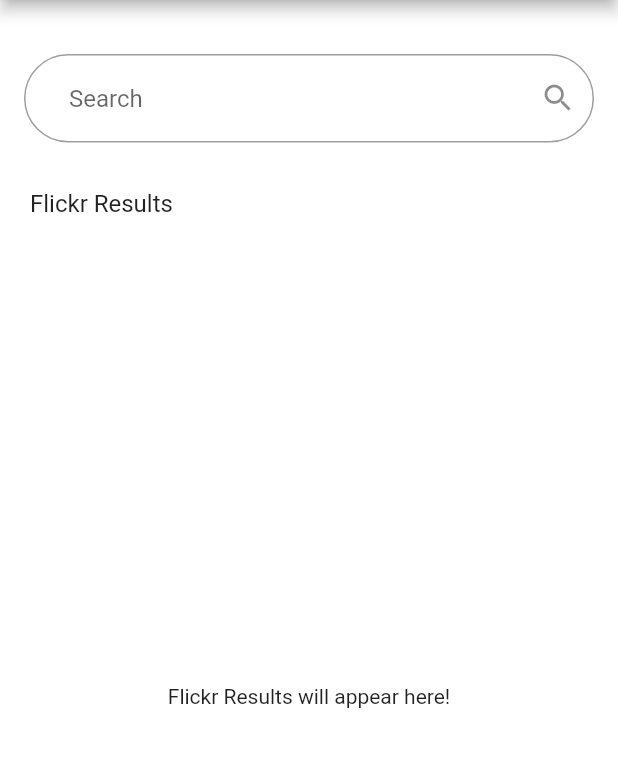
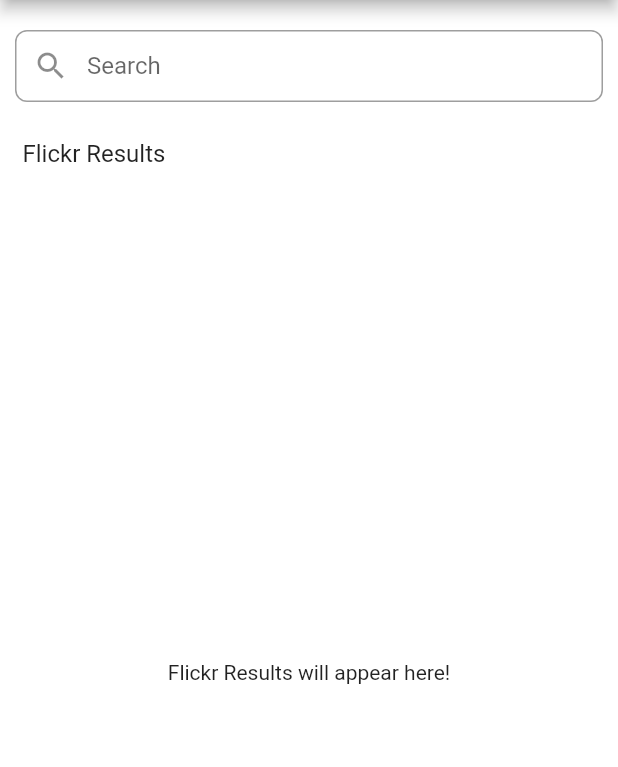
Before and after one commit to omaracrystal/flutter_search_flickr, a Flutter app: the screen it shows after launch, on a phone screen of 412 x 824 dp, the part 84-851 px from its top. Run offline on Flutter 3.47's test engine with Material 2 defaults, Android fonts, the phone set to English and light mode, and no system bars.

Commit message:
tweaks to design

```diff
--- a/lib/ui/search.dart
+++ b/lib/ui/search.dart
@@ -44,8 +44,6 @@ class _SearchState extends State<Search> {
             BuildContext buildContext,
             AsyncSnapshot<List<FlickrBlocModel>> snapshot
             ) {
-          print('debug --> snapshot: $snapshot');
-
           if (snapshot == null) {
             return _flickrMessage();
           }
@@ -69,23 +67,25 @@ class _SearchState extends State<Search> {
               borderRadius: BorderRadius.circular(4),
               boxShadow: [
                 BoxShadow(
-                    blurRadius: 2, offset: Offset(1, 0.5), spreadRadius: 0.5)
+                    blurRadius: 2, offset: Offset(1, 1), spreadRadius: 0.5)
               ]),
-          margin: EdgeInsets.only(left: 5, bottom: 10, top: 10),
+          margin: EdgeInsets.only(left: 5, right: 5, bottom: 10, top: 10),
           alignment: Alignment.center,
         ),
       ),
       Container(
-        alignment: Alignment.center,
+        alignment: Alignment.topCenter,
         child: Text(
           '${snapshot.data[index].title}',
           style: TextStyle(
             fontWeight: FontWeight.bold,
-            fontSize: 10,
+            fontSize: 14,
             color: Colors.white,
+            backgroundColor: Colors.black38,
           ),
           textAlign: TextAlign.start,
         ),
+        padding: EdgeInsets.fromLTRB(20, 20, 20, 20),
       )
     ]);
   }
@@ -111,7 +111,6 @@ class _SearchState extends State<Search> {
           double delta = 230; // or something else.. you have to do the math yourself
           if (maxScroll - currentScroll <= delta) {
             print('reached the end ?');
-
             _scrollController.jumpTo(_scrollController.position.maxScrollExtent);
           }
           if (maxScroll1 - currentScroll1 <= delta) {
@@ -125,7 +124,7 @@ class _SearchState extends State<Search> {
       },
       child: Container(
         color: Colors.black54, //background
-        padding: const EdgeInsets.symmetric(vertical: 10, horizontal: 10),
+        padding: const EdgeInsets.symmetric(vertical: 0, horizontal: 10),
         child: Row(
           children: <Widget>[
             Expanded(
@@ -217,20 +216,20 @@ class _SearchState extends State<Search> {
         body: Column(
           children: <Widget>[
             SizedBox(
-              height: 20,
+              height: 10,
             ),
             Container(
-              padding: const EdgeInsets.all(16.0),
+              padding: const EdgeInsets.all(10.0),
               child: TextField(
                 onChanged: (text) => _searchUser(text),
                 decoration: InputDecoration(
-                    suffixIcon: Icon(Icons.search),
+                    prefixIcon: Icon(Icons.search),
                     hintText: 'Search',
                     contentPadding:
-                    EdgeInsets.symmetric(horizontal: 30, vertical: 20),
+                    EdgeInsets.symmetric(horizontal: 30, vertical: 10),
                     border: OutlineInputBorder(
-                        borderSide: BorderSide(width: 3.1, color: Colors.black54),
-                        borderRadius: BorderRadius.circular(30))),
+                        borderSide: BorderSide(width: 3, color: Colors.black54),
+                        borderRadius: BorderRadius.circular(8))),
               ),
             ),
             Container(
@@ -255,7 +254,7 @@ class _SearchState extends State<Search> {
                           )
                       ),
                       alignment: Alignment.center,
-                      margin: EdgeInsets.symmetric(horizontal: 10),
+                      margin: EdgeInsets.symmetric(horizontal: 5),
                       padding: EdgeInsets.symmetric(horizontal: 10),
                       child: Text(
                         '${tabBarTitle[x]}',
```
